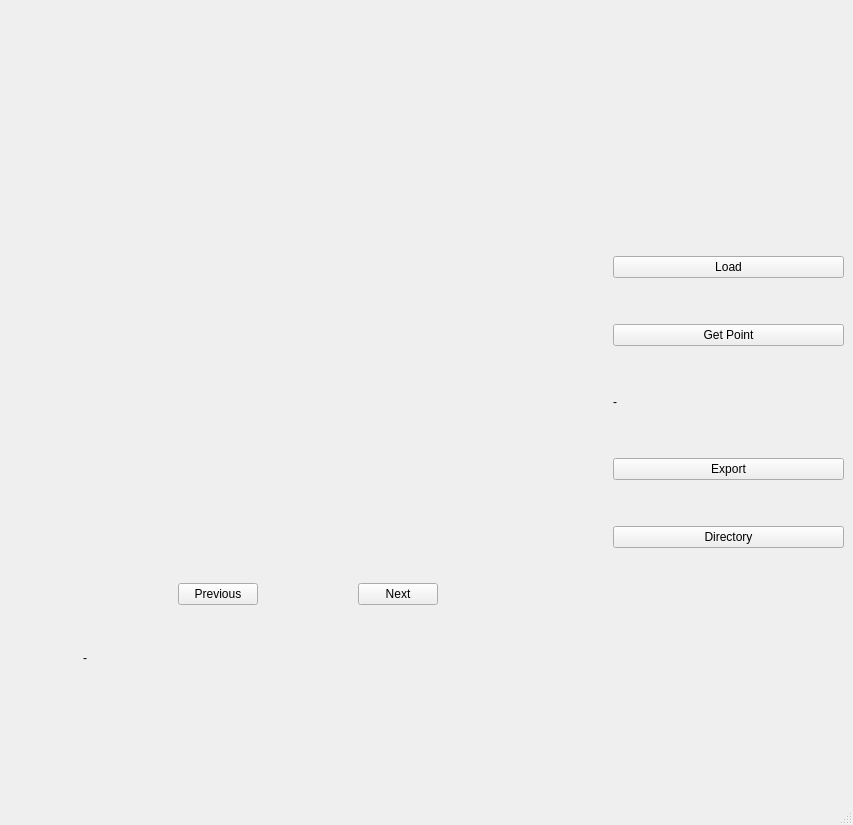
The window that LabelFZ.ui (JSotres/labelFZ) describes before a commit, drawn with Qt 5.
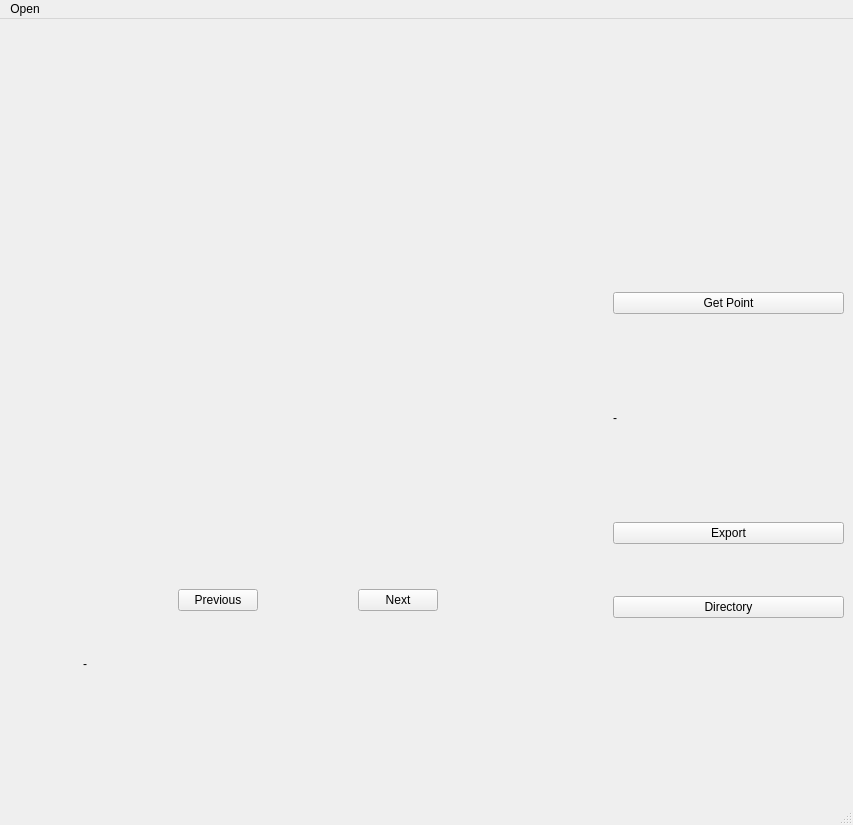
The same window after the commit. Custom widgets are drawn as their Qt base class.

Commit message: Load Force Volume in Menu Bar

What changed in the file:
```diff
--- a/LabelFZ.ui
+++ b/LabelFZ.ui
@@ -15,7 +15,7 @@
   </property>
   <widget class="QWidget" name="centralwidget">
    <layout class="QGridLayout" name="gridLayout">
-    <item row="0" column="0" rowspan="2">
+    <item row="0" column="0">
      <spacer name="horizontalSpacer">
       <property name="orientation">
        <enum>Qt::Horizontal</enum>
@@ -28,7 +28,7 @@
       </property>
      </spacer>
     </item>
-    <item row="0" column="1" rowspan="2">
+    <item row="0" column="1" rowspan="13">
      <layout class="QVBoxLayout" name="verticalLayout_3">
       <item>
        <spacer name="verticalSpacer_11">
@@ -188,9 +188,7 @@
       </item>
      </layout>
     </item>
-    <item row="0" column="3" rowspan="2" colspan="2">
-     <layout class="QVBoxLayout" name="verticalLayout_4">
-      <item>
+    <item row="0" column="3" colspan="2">
        <spacer name="verticalSpacer_13">
         <property name="orientation">
          <enum>Qt::Vertical</enum>
@@ -198,14 +196,12 @@
         <property name="sizeHint" stdset="0">
          <size>
           <width>20</width>
-          <height>40</height>
+        <height>77</height>
          </size>
         </property>
        </spacer>
       </item>
-      <item>
-       <layout class="QVBoxLayout" name="verticalLayout">
-        <item>
+    <item row="1" column="3" colspan="2">
          <spacer name="verticalSpacer_6">
           <property name="orientation">
            <enum>Qt::Vertical</enum>
@@ -213,19 +209,12 @@
           <property name="sizeHint" stdset="0">
            <size>
             <width>20</width>
-            <height>40</height>
+        <height>77</height>
            </size>
           </property>
          </spacer>
         </item>
-        <item>
-         <widget class="QPushButton" name="loadPushButton">
-          <property name="text">
-           <string>Load</string>
-          </property>
-         </widget>
-        </item>
-        <item>
+    <item row="2" column="3" colspan="2">
          <spacer name="verticalSpacer">
           <property name="orientation">
            <enum>Qt::Vertical</enum>
@@ -233,19 +222,19 @@
           <property name="sizeHint" stdset="0">
            <size>
             <width>20</width>
-            <height>40</height>
+        <height>77</height>
            </size>
           </property>
          </spacer>
         </item>
-        <item>
+    <item row="3" column="3" colspan="2">
          <widget class="QPushButton" name="getPointPushButton">
           <property name="text">
            <string>Get Point</string>
           </property>
          </widget>
         </item>
-        <item>
+    <item row="4" column="3" colspan="2">
          <spacer name="verticalSpacer_2">
           <property name="orientation">
            <enum>Qt::Vertical</enum>
@@ -253,12 +242,12 @@
           <property name="sizeHint" stdset="0">
            <size>
             <width>20</width>
-            <height>40</height>
+        <height>76</height>
            </size>
           </property>
          </spacer>
         </item>
-        <item>
+    <item row="5" column="3" colspan="2">
          <widget class="QLabel" name="label">
           <property name="minimumSize">
            <size>
@@ -271,7 +260,7 @@
           </property>
          </widget>
         </item>
-        <item>
+    <item row="6" column="3" colspan="2">
          <spacer name="verticalSpacer_3">
           <property name="orientation">
            <enum>Qt::Vertical</enum>
@@ -279,19 +268,19 @@
           <property name="sizeHint" stdset="0">
            <size>
             <width>20</width>
-            <height>40</height>
+        <height>77</height>
            </size>
           </property>
          </spacer>
         </item>
-        <item>
+    <item row="7" column="3" colspan="2">
          <widget class="QPushButton" name="exportPushButton">
           <property name="text">
            <string>Export</string>
           </property>
          </widget>
         </item>
-        <item>
+    <item row="8" column="3" rowspan="2" colspan="2">
          <spacer name="verticalSpacer_4">
           <property name="orientation">
            <enum>Qt::Vertical</enum>
@@ -304,44 +293,7 @@
           </property>
          </spacer>
         </item>
-        <item>
-         <widget class="QPushButton" name="directoryPushButton">
-          <property name="text">
-           <string>Directory</string>
-          </property>
-         </widget>
-        </item>
-        <item>
-         <spacer name="verticalSpacer_5">
-          <property name="orientation">
-           <enum>Qt::Vertical</enum>
-          </property>
-          <property name="sizeHint" stdset="0">
-           <size>
-            <width>20</width>
-            <height>40</height>
-           </size>
-          </property>
-         </spacer>
-        </item>
-       </layout>
-      </item>
-      <item>
-       <spacer name="verticalSpacer_14">
-        <property name="orientation">
-         <enum>Qt::Vertical</enum>
-        </property>
-        <property name="sizeHint" stdset="0">
-         <size>
-          <width>20</width>
-          <height>40</height>
-         </size>
-        </property>
-       </spacer>
-      </item>
-     </layout>
-    </item>
-    <item row="1" column="2">
+    <item row="9" column="2" rowspan="2">
      <spacer name="horizontalSpacer_2">
       <property name="orientation">
        <enum>Qt::Horizontal</enum>
@@ -354,7 +306,7 @@
       </property>
      </spacer>
     </item>
-    <item row="1" column="4">
+    <item row="9" column="4">
      <spacer name="horizontalSpacer_6">
       <property name="orientation">
        <enum>Qt::Horizontal</enum>
@@ -367,6 +319,39 @@
       </property>
      </spacer>
     </item>
+    <item row="10" column="3" colspan="2">
+     <widget class="QPushButton" name="directoryPushButton">
+      <property name="text">
+       <string>Directory</string>
+      </property>
+     </widget>
+    </item>
+    <item row="11" column="3" colspan="2">
+     <spacer name="verticalSpacer_5">
+      <property name="orientation">
+       <enum>Qt::Vertical</enum>
+      </property>
+      <property name="sizeHint" stdset="0">
+       <size>
+        <width>20</width>
+        <height>77</height>
+       </size>
+      </property>
+     </spacer>
+    </item>
+    <item row="12" column="3" colspan="2">
+     <spacer name="verticalSpacer_14">
+      <property name="orientation">
+       <enum>Qt::Vertical</enum>
+      </property>
+      <property name="sizeHint" stdset="0">
+       <size>
+        <width>20</width>
+        <height>77</height>
+       </size>
+      </property>
+     </spacer>
+    </item>
    </layout>
   </widget>
   <widget class="QMenuBar" name="menubar">
@@ -378,6 +363,14 @@
      <height>22</height>
     </rect>
    </property>
+   <widget class="QMenu" name="menuOpen">
+    <property name="title">
+     <string>Open</string>
+    </property>
+    <addaction name="actionLoadForceRamps"/>
+    <addaction name="actionLoadForceVolume"/>
+   </widget>
+   <addaction name="menuOpen"/>
   </widget>
   <widget class="QStatusBar" name="statusbar"/>
  </widget>
```
Left out of the diff: 10 changed lines with no effect on the pictures. Lines whose indentation alone changed are shown as unchanged. The commit also changes 2 other files.
